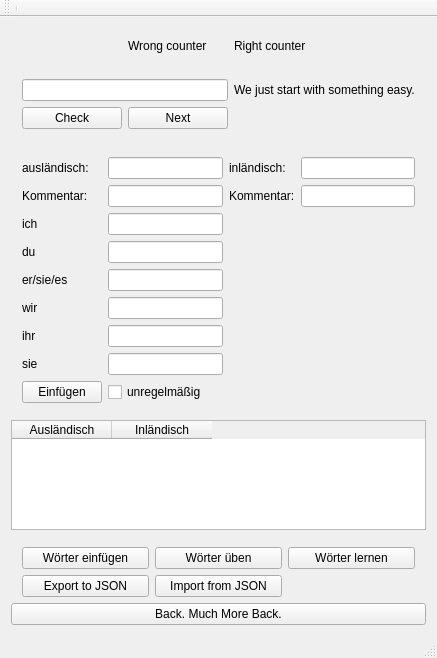
MisterHyde/vocaburglary, file mainwindow.ui: the form before one commit.
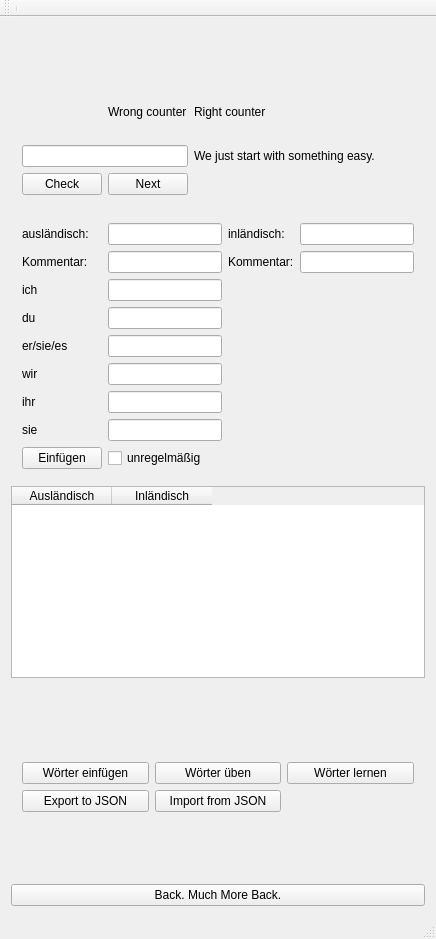
The form after the commit.

Patch:
```diff
--- a/mainwindow.ui
+++ b/mainwindow.ui
@@ -6,23 +6,48 @@
    <rect>
     <x>0</x>
     <y>0</y>
-    <width>437</width>
-    <height>658</height>
+    <width>436</width>
+    <height>939</height>
    </rect>
   </property>
+  <property name="sizePolicy">
+   <sizepolicy hsizetype="Expanding" vsizetype="Expanding">
+    <horstretch>0</horstretch>
+    <verstretch>0</verstretch>
+   </sizepolicy>
+  </property>
   <property name="windowTitle">
    <string>untitled</string>
   </property>
   <widget class="QWidget" name="centralWidget">
    <property name="sizePolicy">
-    <sizepolicy hsizetype="Expanding" vsizetype="Expanding">
+    <sizepolicy hsizetype="Minimum" vsizetype="Minimum">
      <horstretch>0</horstretch>
      <verstretch>0</verstretch>
     </sizepolicy>
    </property>
    <layout class="QVBoxLayout" name="verticalLayout">
+    <item>
+     <spacer name="verticalSpacer_3">
+      <property name="orientation">
+       <enum>Qt::Vertical</enum>
+      </property>
+      <property name="sizeHint" stdset="0">
+       <size>
+        <width>20</width>
+        <height>40</height>
+       </size>
+      </property>
+     </spacer>
+    </item>
     <item>
      <widget class="QWidget" name="learnWidget" native="true">
+      <property name="sizePolicy">
+       <sizepolicy hsizetype="Fixed" vsizetype="Fixed">
+        <horstretch>0</horstretch>
+        <verstretch>0</verstretch>
+       </sizepolicy>
+      </property>
       <layout class="QGridLayout" name="gridLayout_3">
        <item row="1" column="0">
         <widget class="QLabel" name="vocable">
@@ -247,7 +272,7 @@
     <item>
      <widget class="QTableWidget" name="vocableTable">
       <property name="sizePolicy">
-       <sizepolicy hsizetype="Expanding" vsizetype="Expanding">
+       <sizepolicy hsizetype="Preferred" vsizetype="Preferred">
         <horstretch>0</horstretch>
         <verstretch>0</verstretch>
        </sizepolicy>
@@ -270,7 +295,7 @@
        <enum>Qt::Vertical</enum>
       </property>
       <property name="sizeType">
-       <enum>QSizePolicy::Preferred</enum>
+       <enum>QSizePolicy::Expanding</enum>
       </property>
       <property name="sizeHint" stdset="0">
        <size>
@@ -282,6 +307,12 @@
     </item>
     <item>
      <widget class="QWidget" name="startWidget" native="true">
+      <property name="sizePolicy">
+       <sizepolicy hsizetype="Minimum" vsizetype="Fixed">
+        <horstretch>0</horstretch>
+        <verstretch>0</verstretch>
+       </sizepolicy>
+      </property>
       <layout class="QGridLayout" name="gridLayout">
        <property name="bottomMargin">
         <number>0</number>
@@ -324,6 +355,19 @@
       </layout>
      </widget>
     </item>
+    <item>
+     <spacer name="verticalSpacer_2">
+      <property name="orientation">
+       <enum>Qt::Vertical</enum>
+      </property>
+      <property name="sizeHint" stdset="0">
+       <size>
+        <width>20</width>
+        <height>40</height>
+       </size>
+      </property>
+     </spacer>
+    </item>
     <item>
      <widget class="QPushButton" name="pushButtonBack">
       <property name="text">
```
